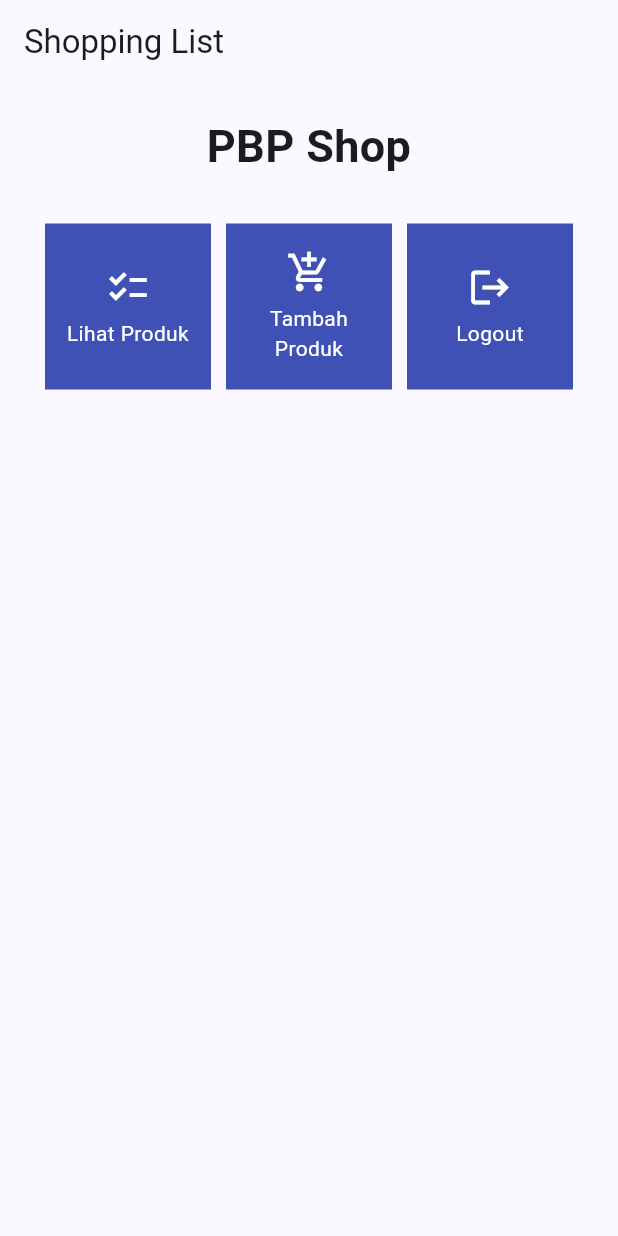
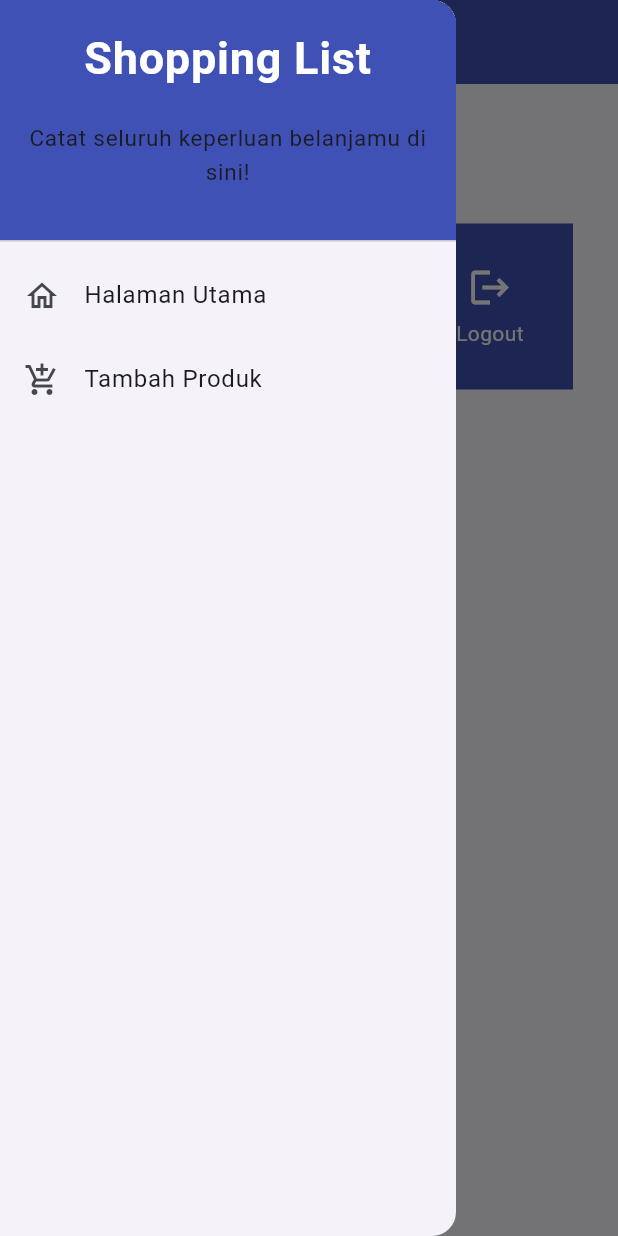
Before and after one commit to murifq/shopping-list-mobile, a Flutter app: the screen it shows after launch, with the side drawer open (before the commit the screen has no drawer), on a phone screen of 412 x 824 dp. Run offline on Flutter 3.47's test engine with Material 2 defaults, Android fonts, the phone set to English and light mode, and no system bars.

Commit message:
tutorial 7 selesai

```diff
--- a/lib/main.dart
+++ b/lib/main.dart
@@ -1,5 +1,5 @@
 import 'package:flutter/material.dart';
-import 'package:shopping_list/menu.dart';
+import 'package:shopping_list/screens/menu.dart';
 
 
 void main() {
--- a/lib/menu.dart
+++ b/lib/screens/menu.dart
@@ -1,4 +1,6 @@
 import 'package:flutter/material.dart';
+import 'package:shopping_list/widgets/left_drawer.dart';
+import 'package:shopping_list/widgets/shop_card.dart';
 
 class MyHomePage extends StatelessWidget {
   MyHomePage({Key? key}) : super(key: key);
@@ -14,7 +16,11 @@ class MyHomePage extends StatelessWidget {
         title: const Text(
           'Shopping List',
         ),
+        backgroundColor: Colors.indigo,
+        foregroundColor: Colors.white,
       ),
+      // Masukkan drawer sebagai parameter nilai drawer dari widget Scaffold
+      drawer: const LeftDrawer(),
       body: SingleChildScrollView(
         // Widget wrapper yang dapat discroll
         child: Padding(
@@ -62,48 +68,3 @@ class ShopItem {
 
   ShopItem(this.name, this.icon);
 }
-
-class ShopCard extends StatelessWidget {
-  final ShopItem item;
-
-  const ShopCard(this.item, {super.key}); // Constructor
-
-  @override
-  Widget build(BuildContext context) {
-    return Material(
-      color: Colors.indigo,
-      child: InkWell(
-        // Area responsive terhadap sentuhan
-        onTap: () {
-          // Memunculkan SnackBar ketika diklik
-          ScaffoldMessenger.of(context)
-            ..hideCurrentSnackBar()
-            ..showSnackBar(SnackBar(
-                content: Text("Kamu telah menekan tombol ${item.name}!")));
-        },
-        child: Container(
-          // Container untuk menyimpan Icon dan Text
-          padding: const EdgeInsets.all(8),
-          child: Center(
-            child: Column(
-              mainAxisAlignment: MainAxisAlignment.center,
-              children: [
-                Icon(
-                  item.icon,
-                  color: Colors.white,
-                  size: 30.0,
-                ),
-                const Padding(padding: EdgeInsets.all(3)),
-                Text(
-                  item.name,
-                  textAlign: TextAlign.center,
-                  style: const TextStyle(color: Colors.white),
-                ),
-              ],
-            ),
-          ),
-        ),
-      ),
-    );
-  }
-}
--- /dev/null
+++ b/lib/widgets/left_drawer.dart
@@ -0,0 +1,73 @@
+import 'package:flutter/material.dart';
+import 'package:shopping_list/screens/menu.dart';
+// TODO: Impor halaman ShopFormPage jika sudah dibuat
+import 'package:shopping_list/screens/shoplist_form.dart';
+
+class LeftDrawer extends StatelessWidget {
+  const LeftDrawer({super.key});
+
+  @override
+  Widget build(BuildContext context) {
+    return Drawer(
+      child: ListView(
+        children: [
+          // TODO: Bagian drawer header
+          const DrawerHeader(
+            decoration: BoxDecoration(
+              color: Colors.indigo,
+            ),
+            child: Column(
+              children: [
+                Text(
+                  'Shopping List',
+                  textAlign: TextAlign.center,
+                  style: TextStyle(
+                    fontSize: 30,
+                    fontWeight: FontWeight.bold,
+                    color: Colors.white,
+                  ),
+                ),
+                Padding(padding: EdgeInsets.all(10)),
+                Text(
+                  "Catat seluruh keperluan belanjamu di sini!",
+                  // TODO: Tambahkan gaya teks dengan center alignment, font ukuran 15, warna putih, dan weight biasa
+                  textAlign: TextAlign.center,
+                  style: TextStyle(fontSize: 15, fontWeight: FontWeight.normal),
+                ),
+              ],
+            ),
+          ),
+          // TODO: Bagian routing
+
+          ListTile(
+            leading: const Icon(Icons.home_outlined),
+            title: const Text('Halaman Utama'),
+            // Bagian redirection ke MyHomePage
+            onTap: () {
+              Navigator.pushReplacement(
+                  context,
+                  MaterialPageRoute(
+                    builder: (context) => MyHomePage(),
+                  ));
+            },
+          ),
+          ListTile(
+            leading: const Icon(Icons.add_shopping_cart),
+            title: const Text('Tambah Produk'),
+            // Bagian redirection ke ShopFormPage
+            onTap: () {
+              /*
+    TODO: Buatlah routing ke ShopFormPage di sini,
+    setelah halaman ShopFormPage sudah dibuat.
+    */
+              Navigator.push(
+                  context,
+                  MaterialPageRoute(
+                      builder: (context) => const ShopFormPage()));
+            },
+          ),
+        ],
+      ),
+    );
+  }
+}
--- /dev/null
+++ b/lib/widgets/shop_card.dart
@@ -0,0 +1,54 @@
+import 'package:flutter/material.dart';
+import 'package:shopping_list/screens/shoplist_form.dart';
+
+import '../screens/menu.dart';
+
+class ShopCard extends StatelessWidget {
+  final ShopItem item;
+
+  const ShopCard(this.item, {super.key}); // Constructor
+
+  @override
+  Widget build(BuildContext context) {
+    return Material(
+      color: Colors.indigo,
+      child: InkWell(
+        // Area responsive terhadap sentuhan
+        onTap: () {
+          // Memunculkan SnackBar ketika diklik
+          ScaffoldMessenger.of(context)
+            ..hideCurrentSnackBar()
+            ..showSnackBar(SnackBar(
+                content: Text("Kamu telah menekan tombol ${item.name}!")));
+          if (item.name == "Tambah Produk") {
+            // TODO: Gunakan Navigator.push untuk melakukan navigasi ke MaterialPageRoute yang mencakup ShopFormPage.
+            Navigator.push(context,
+                MaterialPageRoute(builder: (context) => const ShopFormPage()));
+          }
+        },
+        child: Container(
+          // Container untuk menyimpan Icon dan Text
+          padding: const EdgeInsets.all(8),
+          child: Center(
+            child: Column(
+              mainAxisAlignment: MainAxisAlignment.center,
+              children: [
+                Icon(
+                  item.icon,
+                  color: Colors.white,
+                  size: 30.0,
+                ),
+                const Padding(padding: EdgeInsets.all(3)),
+                Text(
+                  item.name,
+                  textAlign: TextAlign.center,
+                  style: const TextStyle(color: Colors.white),
+                ),
+              ],
+            ),
+          ),
+        ),
+      ),
+    );
+  }
+}
```
Also changed, not shown: lib/screens/shoplist_form.dart (added, +163 -0 lines).
